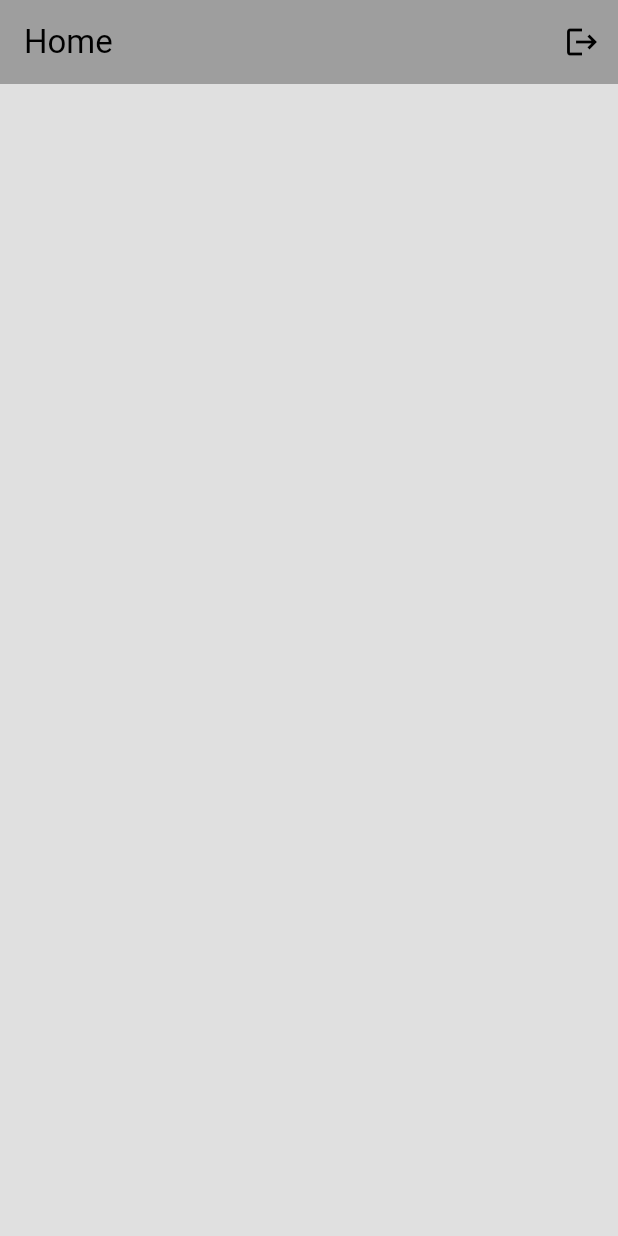
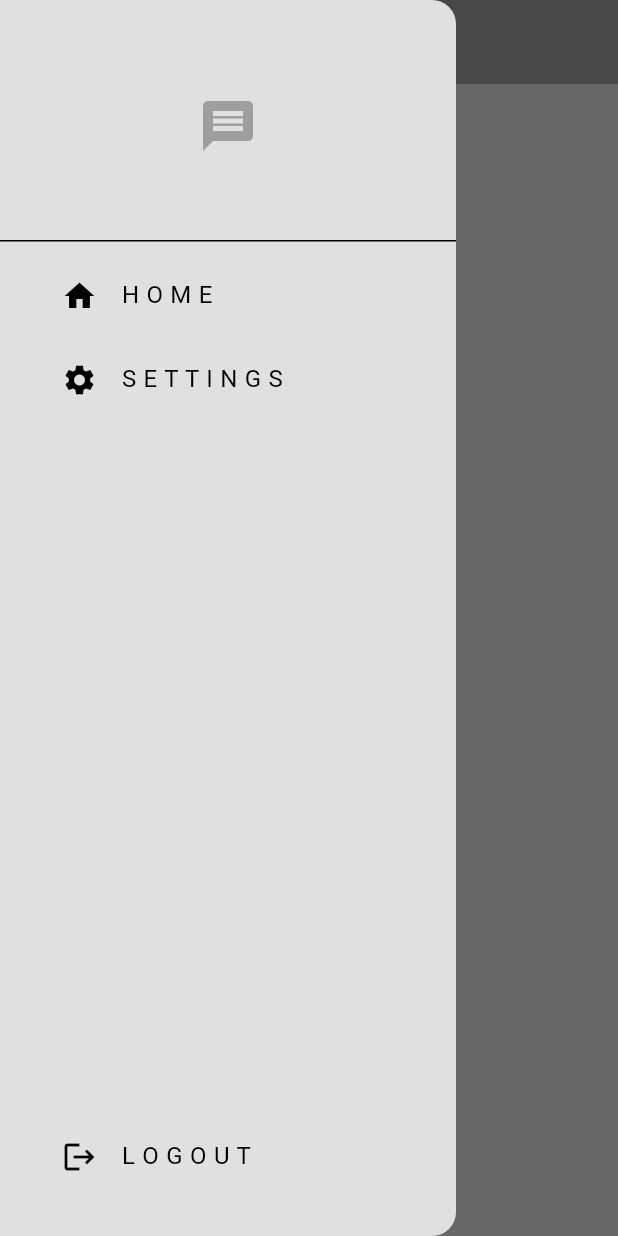
Before and after one commit to sudatra/flutter-chat, a Flutter app: the screen it shows once a user with an empty profile is signed in, with the side drawer open (before the commit the screen has no drawer), on a phone screen of 412 x 824 dp. Run offline on Flutter 3.47's test engine with Material 3 defaults, Android fonts, the phone set to English and light mode, and no system bars; our stand-ins replace firebase_auth, firebase_core; accounts and stored records are empty.

Commit message:
added side drawer

```diff
--- /dev/null
+++ b/lib/components/drawer.dart
@@ -0,0 +1,69 @@
+import 'package:flutter/material.dart';
+import 'package:flutter_chat/auth/auth_service.dart';
+import 'package:flutter_chat/pages/settings_page.dart';
+
+class CustomDrawer extends StatelessWidget {
+  const CustomDrawer({super.key});
+
+  void logout() async {
+    final authService = AuthService();
+    authService.signOut();
+  }
+
+  @override
+  Widget build(BuildContext context) {
+    return Drawer(
+      backgroundColor: Theme.of(context).colorScheme.surface,
+      child: Column(
+        mainAxisAlignment: MainAxisAlignment.spaceBetween,
+        children: [
+          Column(
+            children: [
+              DrawerHeader(
+                child: Center(
+                  child: Icon(
+                    Icons.message,
+                    color: Theme.of(context).colorScheme.primary,
+                    size: 40,
+                  )
+                )
+              ),
+
+              Padding(
+                padding: const EdgeInsets.only(left: 25.0),
+                child: ListTile(
+                  title: Text("H O M E"),
+                  leading: Icon(Icons.home),
+                  onTap: () {
+                    Navigator.pop(context);
+                  },
+                ),
+              ),
+
+              Padding(
+                padding: const EdgeInsets.only(left: 25.0),
+                child: ListTile(
+                  title: Text("S E T T I N G S"),
+                  leading: Icon(Icons.settings),
+                  onTap: () {
+                    Navigator.pop(context);
+                    Navigator.push(context, MaterialPageRoute(builder: (context) => SettingsPage()));
+                  },
+                ),
+              )
+            ],
+          ),
+
+          Padding(
+            padding: const EdgeInsets.only(left: 25.0, bottom: 25.0),
+            child: ListTile(
+              title: Text("L O G O U T"),
+              leading: Icon(Icons.logout),
+              onTap: logout
+            ),
+          )
+        ],
+      ),
+    );
+  }
+}
--- a/lib/pages/home_page.dart
+++ b/lib/pages/home_page.dart
@@ -1,24 +1,19 @@
 import 'package:flutter/material.dart';
-import 'package:flutter_chat/auth/auth_service.dart';
+import 'package:flutter_chat/components/drawer.dart';
 
 class HomePage extends StatelessWidget {
   const HomePage({super.key});
-
-  void logout() async {
-    final authService = AuthService();
-    authService.signOut();
-  }
 
   @override
   Widget build(BuildContext context) {
     return Scaffold(
       appBar: AppBar(
-        title: Text("Home"),
-        backgroundColor: Theme.of(context).colorScheme.primary,
-        actions: [
-          IconButton(onPressed: logout, icon: Icon(Icons.logout))
-        ],
-      )
+        title: Center(
+          child: Text("Home", textAlign: TextAlign.center)
+        ),
+        backgroundColor: Theme.of(context).colorScheme.primary
+      ),
+      drawer: CustomDrawer(),
     );
   }
 }
--- /dev/null
+++ b/lib/pages/settings_page.dart
@@ -0,0 +1,17 @@
+import 'package:flutter/material.dart';
+
+class SettingsPage extends StatelessWidget {
+  const SettingsPage({super.key});
+
+  @override
+  Widget build(BuildContext context) {
+    return Scaffold(
+      appBar: AppBar(
+        backgroundColor: Theme.of(context).colorScheme.primary,
+        title: Center(
+          child: Text("Settings", textAlign: TextAlign.center)
+        ),
+      ),
+    );
+  }
+}
```
